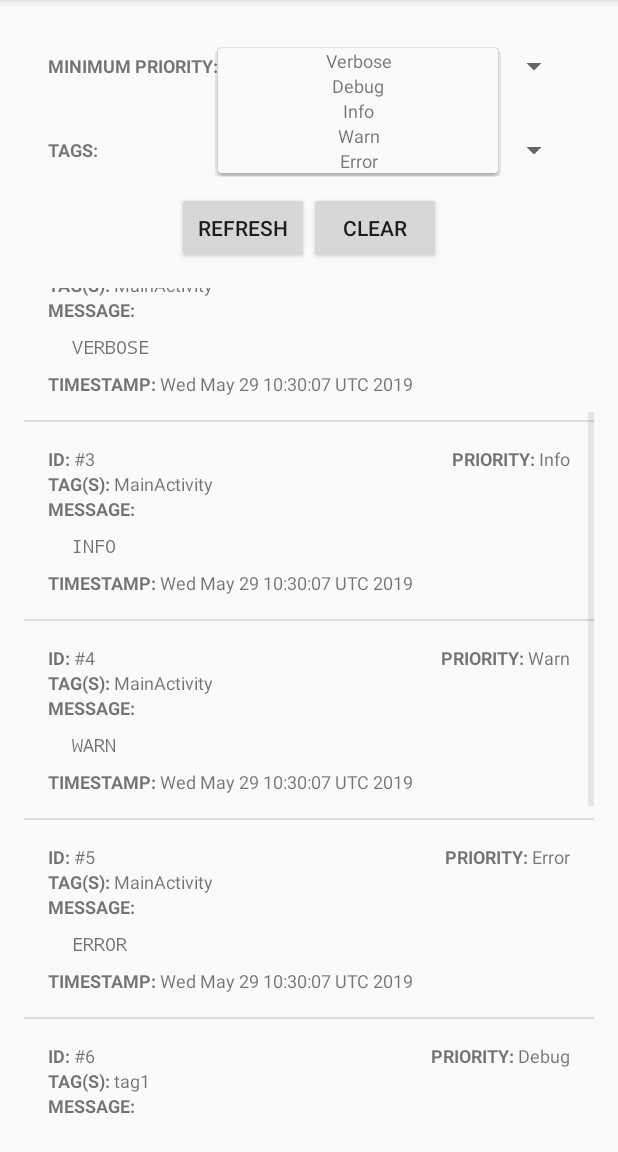
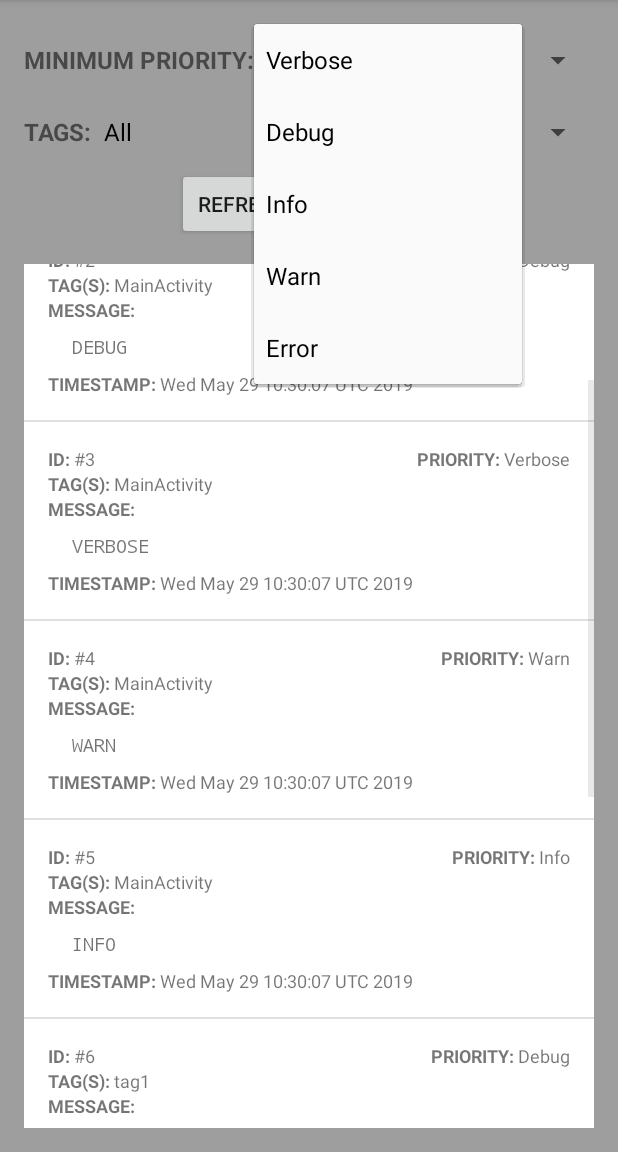
Before and after one commit to TheGabCode/pmc-android-logger, an Android app: the PMCLogActivity screen opened directly, with no data from a screen before it, after a tap on "Verbose", on a phone screen of 412 x 824 dp, the part 84-1236 px from its top. Run offline under Robolectric (Android 15) with nearby library versions, the phone set to English and light mode, and no system bars; our stand-ins replace Room's generated code, data binding; libraries missing offline, so code that uses them is left out: dmax.dialog; 4 statements that could not run were skipped.

Commit message:
Refactored Work

```diff
--- a/logger/src/main/java/com/paulmarkcastillo/androidlogger/PMCLogActivity.kt
+++ b/logger/src/main/java/com/paulmarkcastillo/androidlogger/PMCLogActivity.kt
@@ -15,11 +15,12 @@ import dmax.dialog.SpotsDialog
 class PMCLogActivity : AppCompatActivity() {
 
     private lateinit var binding: ActivityPmclogBinding
-    private lateinit var logAdapter: PMCLogAdapter
-    private lateinit var tagAdapter: ArrayAdapter<String>
-    private lateinit var priorityAdapter: ArrayAdapter<String>
-    private lateinit var tags: ArrayList<String>
     private lateinit var progressDialog: AlertDialog
+    private var tags =  ArrayList<String>()
+
+    private lateinit var adapterLogs: PMCLogAdapter
+    private lateinit var adapterTags: ArrayAdapter<String>
+    private lateinit var adapterPriorities: ArrayAdapter<String>
 
     override fun onCreate(savedInstanceState: Bundle?) {
         super.onCreate(savedInstanceState)
@@ -28,8 +29,6 @@ class PMCLogActivity : AppCompatActivity() {
 
         progressDialog = SpotsDialog.Builder().setContext(this).build()
         progressDialog.setCancelable(false)
-
-        tags = ArrayList()
 
         val layoutManager = LinearLayoutManager(
             this,
@@ -43,8 +42,8 @@ class PMCLogActivity : AppCompatActivity() {
             DividerItemDecoration(this, DividerItemDecoration.VERTICAL)
         )
 
-        logAdapter = PMCLogAdapter()
-        binding.recyclerviewLogs.adapter = logAdapter
+        adapterLogs = PMCLogAdapter()
+        binding.recyclerviewLogs.adapter = adapterLogs
 
         binding.buttonRefresh.setOnClickListener {
             refreshLogs()
@@ -54,8 +53,19 @@ class PMCLogActivity : AppCompatActivity() {
             deleteLogs()
         }
 
-        setupSpinnerTagAdapter()
-        setupSpinnerPriorityAdapter()
+        adapterTags = ArrayAdapter(
+            this,
+            android.R.layout.simple_spinner_dropdown_item,
+            tags
+        )
+        binding.spinnerTags.adapter = adapterTags
+
+        adapterPriorities = ArrayAdapter(
+            this,
+            android.R.layout.simple_spinner_dropdown_item,
+            resources.getStringArray(R.array.priorities)
+        )
+        binding.spinnerPriority.adapter = adapterPriorities
     }
 
     override fun onResume() {
@@ -73,58 +83,28 @@ class PMCLogActivity : AppCompatActivity() {
         )
     }
 
-    private fun setupSpinnerTagAdapter() {
-        tagAdapter = ArrayAdapter(
-            this,
-            R.layout.spinner_item_layout,
-            tags
-        )
-        binding.spinnerTags.adapter = tagAdapter
-    }
-
-    private fun setupSpinnerPriorityAdapter() {
-        priorityAdapter = ArrayAdapter(
-            this,
-            R.layout.spinner_item_layout,
-            resources.getStringArray(R.array.minimum_priority_array)
-        )
-        binding.spinnerPriority.adapter = priorityAdapter
-    }
-
     private fun displayLogs(priority: String, tag: String) {
         progressDialog.show()
-        val logs = PMCLogger.getLogs(PMCLogger.getPriorityValue(priority), tag)
-        logs.observe(this, Observer<List<PMCLog>> {
-            displayTags()
-            logAdapter.submitList(it)
-            progressDialog.dismiss()
-        })
-    }
+        val logsObservable = PMCLogger.getLogs(PMCLogger.getPriorityValue(priority), tag)
+        logsObservable.observe(this, Observer<List<PMCLog>> { log ->
+            adapterLogs.submitList(log)
 
-    private fun displayTags() {
-        val result = PMCLogger.getAllTagsObservable()
-        result.observe(this, Observer<List<String>> {
-            tags.clear()
-            tags.addAll(it)
-            tagAdapter.notifyDataSetChanged()
+            val tagsObservable = PMCLogger.getAllTagsObservable()
+            tagsObservable.observe(this, Observer<List<String>> { tags ->
+                this.tags.clear()
+                this.tags.addAll(tags)
+                adapterTags.notifyDataSetChanged()
+                progressDialog.dismiss()
+            })
         })
     }
 
     private fun deleteLogs() {
         progressDialog.show()
-        val logs = PMCLogger.deleteLogs()
-        logs.observe(this, Observer<List<PMCLog>> {
-            logAdapter.submitList(it)
-            val retainTag = ArrayList<String>().apply {
-                addAll(tags.filterIndexed { index, _ ->
-                    index == 0
-                })
-            }
-            tags.clear()
-            tags.addAll(retainTag)
-            tagAdapter.notifyDataSetChanged()
-            progressDialog.dismiss()
+        val logsObservable = PMCLogger.deleteLogs()
+        logsObservable.observe(this, Observer<List<PMCLog>> {
             binding.spinnerPriority.setSelection(0)
+            refreshLogs()
         })
     }
 }
--- a/logger/src/main/java/com/paulmarkcastillo/androidlogger/PMCLogAdapter.kt
+++ b/logger/src/main/java/com/paulmarkcastillo/androidlogger/PMCLogAdapter.kt
@@ -8,7 +8,7 @@ import androidx.recyclerview.widget.DiffUtil
 import androidx.recyclerview.widget.ListAdapter
 import androidx.recyclerview.widget.RecyclerView
 import com.paulmarkcastillo.androidlogger.databinding.ListItemPmclogBinding
-import java.util.*
+import java.util.Date
 
 class PMCLogAdapter : ListAdapter<PMCLog, PMCLogAdapter.ViewHolder>(
     object : DiffUtil.ItemCallback<PMCLog>() {
--- a/logger/src/main/java/com/paulmarkcastillo/androidlogger/PMCLogDao.kt
+++ b/logger/src/main/java/com/paulmarkcastillo/androidlogger/PMCLogDao.kt
@@ -11,11 +11,11 @@ interface PMCLogDao {
     suspend fun addLog(log: PMCLog)
 
     @Query("SELECT tag FROM PMCLog GROUP BY tag")
-    suspend fun getAllTags() : List<String>
+    suspend fun getAllTags(): List<String>
 
     @Query("DELETE FROM PMCLog")
     suspend fun deleteAllLogs()
 
     @Query("SELECT * FROM PMCLog WHERE priority >= :priority AND tag LIKE :tag ORDER BY timestamp ASC")
-    suspend fun getAllLogs(priority: Int, tag: String) : List<PMCLog>
+    suspend fun getAllLogs(priority: Int, tag: String): List<PMCLog>
 }
--- a/logger/src/main/java/com/paulmarkcastillo/androidlogger/PMCLogger.kt
+++ b/logger/src/main/java/com/paulmarkcastillo/androidlogger/PMCLogger.kt
@@ -9,7 +9,6 @@ import androidx.lifecycle.MutableLiveData
 import kotlinx.coroutines.CoroutineScope
 import kotlinx.coroutines.Dispatchers
 import kotlinx.coroutines.launch
-import kotlin.collections.ArrayList
 
 class PMCLogger {
 
@@ -17,7 +16,7 @@ class PMCLogger {
 
         @SuppressLint("StaticFieldLeak")
         private lateinit var applicationContext: Context
-        private val tag = "PMCLogger"
+        private const val tag = "PMCLogger"
         var enabled = true
         var printLogs = true
         var debugMode = false
@@ -127,7 +126,7 @@ class PMCLogger {
             return tags
         }
 
-        fun getLogs(priority: Int, tag: String) : MutableLiveData<List<PMCLog>> {
+        fun getLogs(priority: Int, tag: String): MutableLiveData<List<PMCLog>> {
             val logs = MutableLiveData<List<PMCLog>>()
             CoroutineScope(Dispatchers.IO).launch {
                 val dao = PMCLogDatabase.getDatabase(applicationContext).logDao()
@@ -149,7 +148,7 @@ class PMCLogger {
             }
         }
 
-        fun getPriorityValue(priority: String) : Int {
+        fun getPriorityValue(priority: String): Int {
             return when (priority) {
                 "Verbose" -> Log.VERBOSE
                 "Debug" -> Log.DEBUG
--- a/logger/src/main/res/layout/activity_pmclog.xml
+++ b/logger/src/main/res/layout/activity_pmclog.xml
@@ -7,6 +7,7 @@
     <androidx.constraintlayout.widget.ConstraintLayout
         android:layout_width="match_parent"
         android:layout_height="match_parent"
+        android:background="#9e9e9e"
         android:padding="16dp">
 
         <LinearLayout
@@ -14,7 +15,6 @@
             android:layout_width="0dp"
             android:layout_height="wrap_content"
             android:orientation="horizontal"
-                android:padding="16dp"
             app:layout_constraintEnd_toEndOf="parent"
             app:layout_constraintStart_toStartOf="parent"
             app:layout_constraintTop_toTopOf="parent">
@@ -24,7 +24,7 @@
                 android:layout_width="wrap_content"
                 android:layout_height="wrap_content"
                 android:text="MINIMUM PRIORITY:"
-                    android:textSize="12sp"
+                android:textSize="16sp"
                 android:textStyle="bold"
                 app:layout_constraintStart_toStartOf="parent"
                 app:layout_constraintTop_toTopOf="parent"
@@ -44,7 +44,6 @@
             android:layout_width="0dp"
             android:layout_height="wrap_content"
             android:orientation="horizontal"
-            android:padding="16dp"
             app:layout_constraintBottom_toTopOf="@id/layout_controls"
             app:layout_constraintEnd_toEndOf="parent"
             app:layout_constraintStart_toStartOf="parent"
@@ -55,7 +54,7 @@
                 android:layout_width="wrap_content"
                 android:layout_height="wrap_content"
                 android:text="TAGS:"
-                android:textSize="12sp"
+                android:textSize="16sp"
                 android:textStyle="bold"
                 app:layout_constraintStart_toStartOf="parent"
                 app:layout_constraintTop_toTopOf="parent"
@@ -101,6 +100,7 @@
             android:layout_width="match_parent"
             android:layout_height="0dp"
             android:layout_marginTop="16dp"
+            android:background="@android:color/white"
             android:scrollbars="vertical"
             app:layout_constraintBottom_toBottomOf="parent"
             app:layout_constraintEnd_toEndOf="parent"
--- a/logger/src/main/res/layout/spinner_item_layout.xml
+++ /dev/null
@@ -1,8 +0,0 @@
-<?xml version="1.0" encoding="utf-8"?>
-<androidx.appcompat.widget.AppCompatTextView
-        xmlns:android="http://schemas.android.com/apk/res/android"
-        android:textAlignment="center"
-        android:textSize="12sp"
-        android:layout_width="match_parent"
-        android:layout_height="wrap_content">
-</androidx.appcompat.widget.AppCompatTextView>
--- a/logger/src/main/res/values/strings.xml
+++ b/logger/src/main/res/values/strings.xml
@@ -1,6 +1,6 @@
 <?xml version="1.0" encoding="utf-8"?>
 <resources>
-    <string-array name="minimum_priority_array">
+    <string-array name="priorities">
         <item>Verbose</item>
         <item>Debug</item>
         <item>Info</item>
```
Lines whose indentation alone changed are shown as unchanged.
